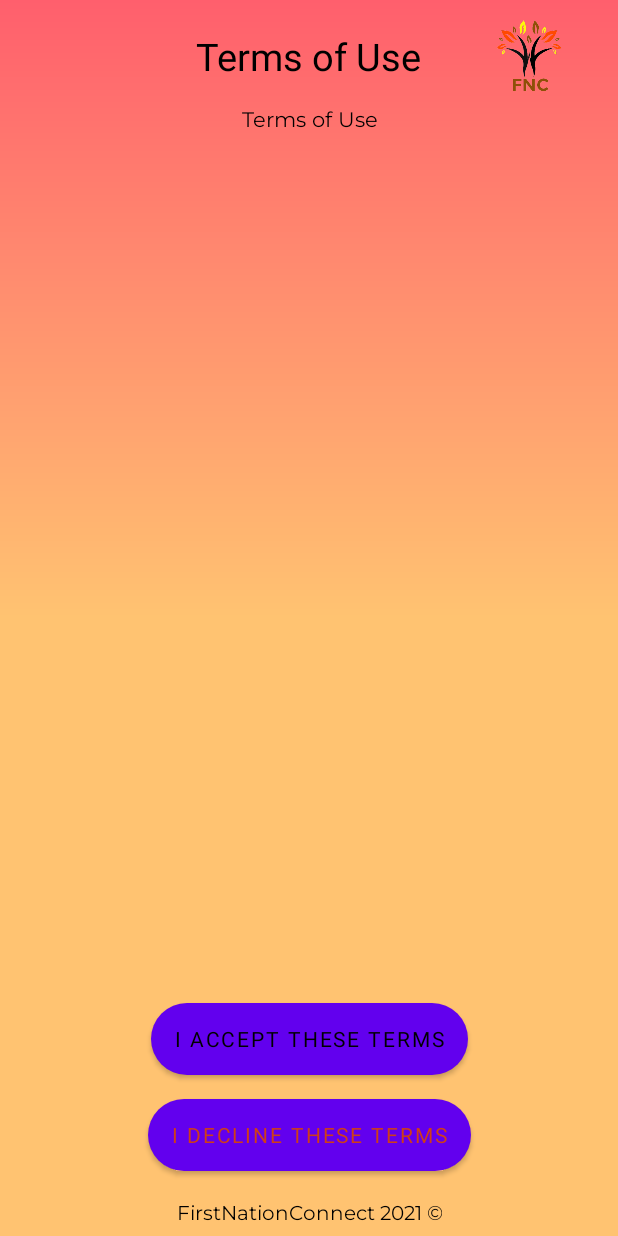
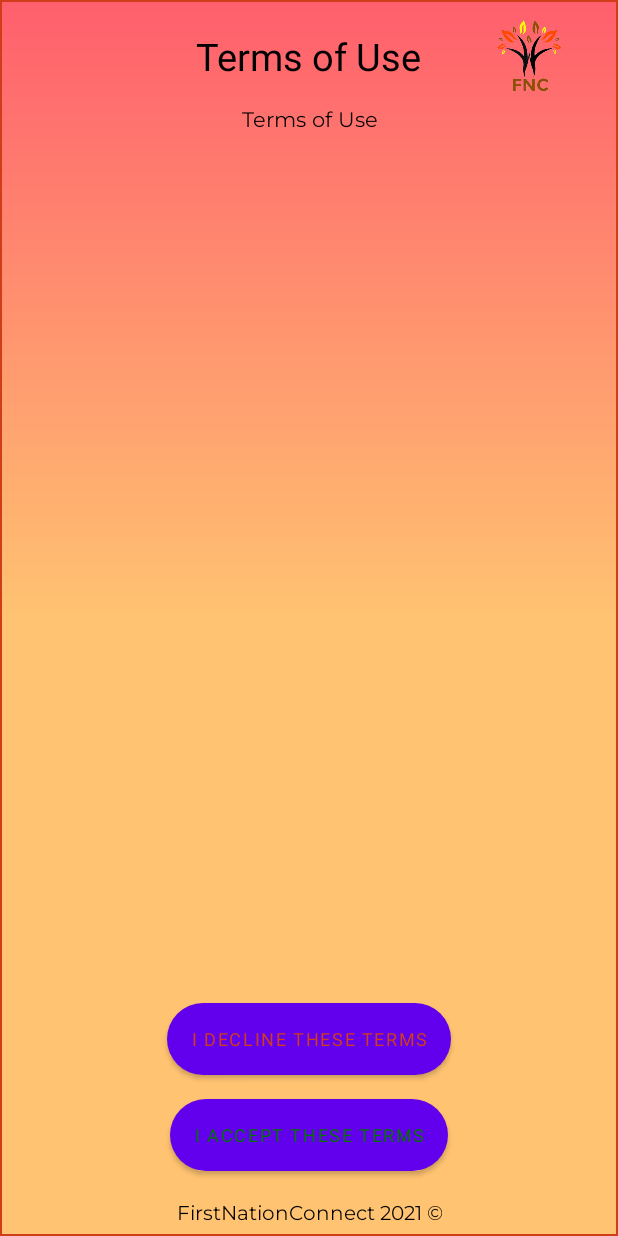
Before and after one commit to jkwok1999/FirstNationConnect, an Android app: the layout activity_tos.xml on its own in the app's theme, with its tools: preview values and no code run, on a phone screen of 412 x 824 dp. Run offline under Robolectric (Android 15) with nearby library versions, the phone set to English and light mode, and no system bars; Roboto replaces fonts that are not available here.

Commit message:
added outline tos

```diff
--- a/app/src/main/res/drawable/colourgradient_home.xml
+++ b/app/src/main/res/drawable/colourgradient_home.xml
@@ -6,7 +6,10 @@
         android:centerColor="#ffc371"
         android:endColor="#ffc371"
 
+
         android:angle="-270" />
+    <stroke android:color="@color/colorRed"
+        android:width="1dp" ></stroke>
 </shape>
 
 <!--    android:startColor="#cf3e18"-->
--- a/app/src/main/res/layout/activity_tos.xml
+++ b/app/src/main/res/layout/activity_tos.xml
@@ -60,9 +60,10 @@
         android:layout_marginBottom="16dp"
         android:background="@drawable/round_bg_pop_button"
         android:fontFamily="@font/fredoka_one"
+        android:textSize="12dp"
         android:text="I Accept These Terms"
-        android:textColor="@color/black"
-        app:layout_constraintBottom_toTopOf="@+id/btDeclineTerms"
+        android:textColor="#007500"
+        app:layout_constraintBottom_toTopOf="@+id/copyright2"
         app:layout_constraintEnd_toEndOf="parent"
         app:layout_constraintStart_toStartOf="parent" />
 
@@ -73,9 +74,10 @@
         android:layout_marginBottom="16dp"
         android:background="@drawable/round_bg_pop_button"
         android:fontFamily="@font/fredoka_one"
+        android:textSize="12dp"
         android:text="I Decline These Terms"
         android:textColor="@color/colorRed"
-        app:layout_constraintBottom_toTopOf="@id/copyright2"
+        app:layout_constraintBottom_toTopOf="@id/btAcceptTerms"
         app:layout_constraintEnd_toEndOf="parent"
         app:layout_constraintStart_toStartOf="parent" />
 
```
